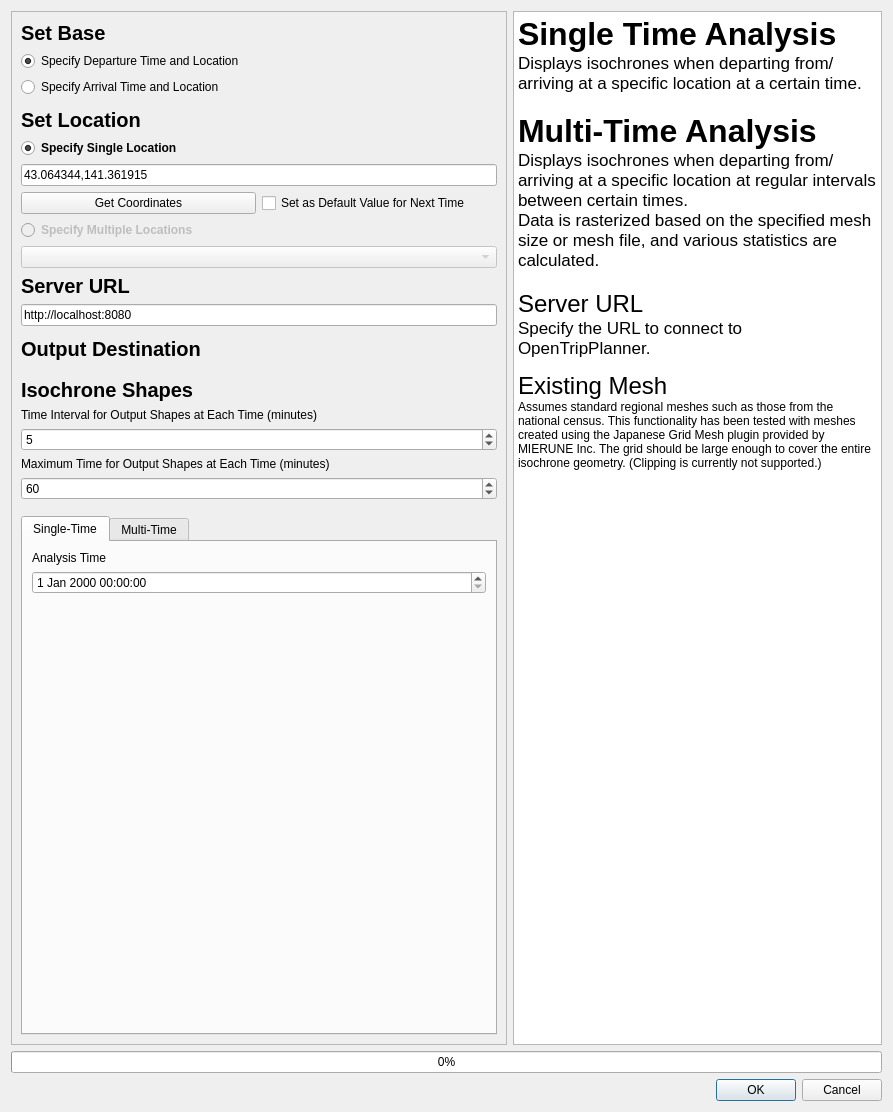
Above: isochrone.ui from geogra-geogra/qgis-otp-multi-isochrone-plugin before the change. Below: the same form after it.
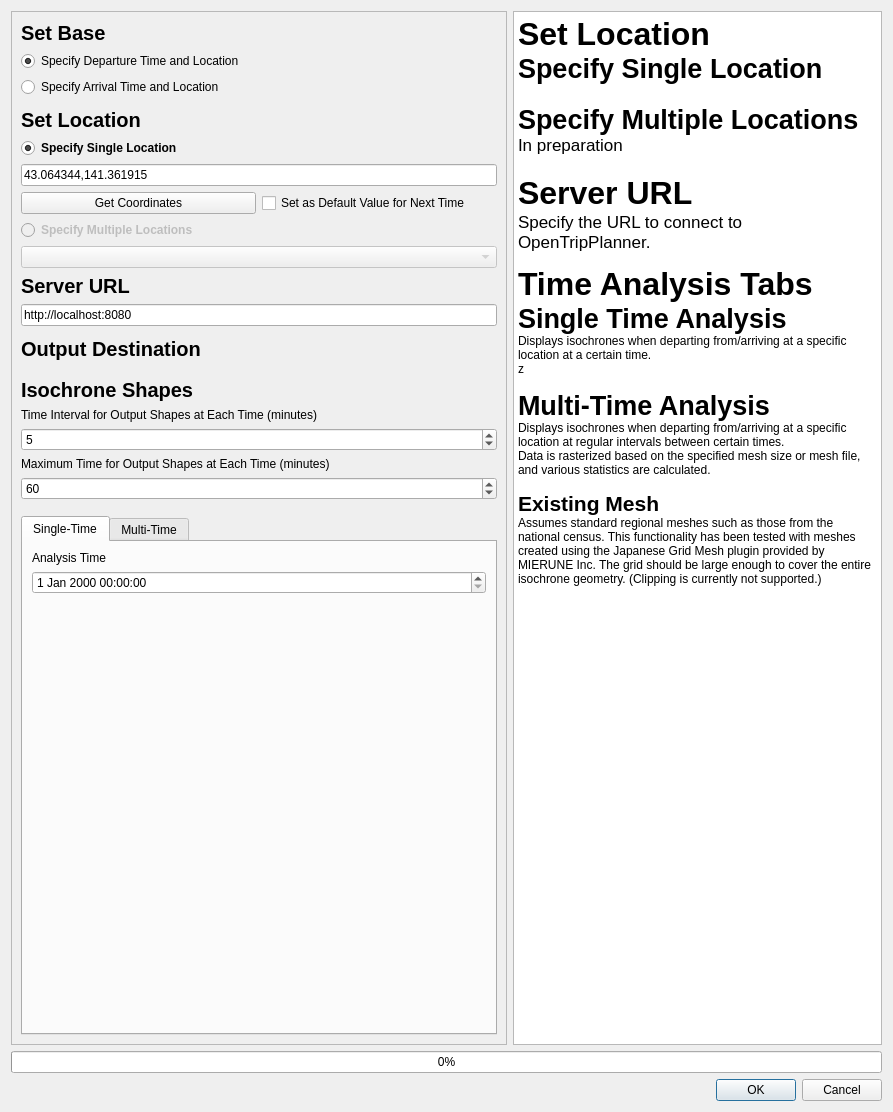
That is the form after the change. Custom widgets are drawn as their Qt base class.

Patch:
```diff
--- a/isochrone.ui
+++ b/isochrone.ui
@@ -690,17 +690,24 @@
 &lt;html&gt;&lt;head&gt;&lt;meta name="qrichtext" content="1" /&gt;&lt;style type="text/css"&gt;
 p, li { white-space: pre-wrap; }
 &lt;/style&gt;&lt;/head&gt;&lt;body style=" font-family:'.AppleSystemUIFont'; font-size:13pt; font-weight:400; font-style:normal;"&gt;
-&lt;p style=" margin-top:0px; margin-bottom:0px; margin-left:0px; margin-right:0px; -qt-block-indent:0; text-indent:0px;"&gt;&lt;span style=" font-size:24pt; font-weight:600;"&gt;Single Time Analysis&lt;/span&gt;&lt;/p&gt;
-&lt;p style=" margin-top:0px; margin-bottom:0px; margin-left:0px; margin-right:0px; -qt-block-indent:0; text-indent:0px;"&gt;Displays isochrones when departing from/arriving at a specific location at a certain time.&lt;/p&gt;
+&lt;p style=" margin-top:0px; margin-bottom:0px; margin-left:0px; margin-right:0px; -qt-block-indent:0; text-indent:0px;"&gt;&lt;span style=" font-size:24pt; font-weight:600;"&gt;Set Location&lt;/span&gt;&lt;/p&gt;
+&lt;p style=" margin-top:0px; margin-bottom:0px; margin-left:0px; margin-right:0px; -qt-block-indent:0; text-indent:0px;"&gt;&lt;span style=" font-size:20pt; font-weight:600;"&gt;Specify Single Location&lt;/span&gt;&lt;/p&gt;
 &lt;p style="-qt-paragraph-type:empty; margin-top:0px; margin-bottom:0px; margin-left:0px; margin-right:0px; -qt-block-indent:0; text-indent:0px;"&gt;&lt;br /&gt;&lt;/p&gt;
-&lt;p style=" margin-top:0px; margin-bottom:0px; margin-left:0px; margin-right:0px; -qt-block-indent:0; text-indent:0px;"&gt;&lt;span style=" font-size:24pt; font-weight:600;"&gt;Multi-Time Analysis&lt;/span&gt;&lt;/p&gt;
+&lt;p style=" margin-top:0px; margin-bottom:0px; margin-left:0px; margin-right:0px; -qt-block-indent:0; text-indent:0px;"&gt;&lt;span style=" font-size:20pt; font-weight:600;"&gt;Specify Multiple Locations&lt;/span&gt;&lt;/p&gt;
+&lt;p style=" margin-top:0px; margin-bottom:0px; margin-left:0px; margin-right:0px; -qt-block-indent:0; text-indent:0px;"&gt;In preparation&lt;/p&gt;
+&lt;p style="-qt-paragraph-type:empty; margin-top:0px; margin-bottom:0px; margin-left:0px; margin-right:0px; -qt-block-indent:0; text-indent:0px;"&gt;&lt;br /&gt;&lt;/p&gt;
+&lt;p style=" margin-top:0px; margin-bottom:0px; margin-left:0px; margin-right:0px; -qt-block-indent:0; text-indent:0px;"&gt;&lt;span style=" font-size:24pt; font-weight:600;"&gt;Server URL&lt;/span&gt;&lt;/p&gt;
+&lt;p style=" margin-top:0px; margin-bottom:0px; margin-left:0px; margin-right:0px; -qt-block-indent:0; text-indent:0px;"&gt;Specify the URL to connect to OpenTripPlanner.&lt;/p&gt;&lt;/body&gt;&lt;/html&gt;
+&lt;p style="-qt-paragraph-type:empty; margin-top:0px; margin-bottom:0px; margin-left:0px; margin-right:0px; -qt-block-indent:0; text-indent:0px;"&gt;&lt;br /&gt;&lt;/p&gt;
+&lt;p style=" margin-top:0px; margin-bottom:0px; margin-left:0px; margin-right:0px; -qt-block-indent:0; text-indent:0px;"&gt;&lt;span style=" font-size:24pt; font-weight:600;"&gt;Time Analysis Tabs&lt;/span&gt;&lt;/p&gt;
+&lt;p style=" margin-top:0px; margin-bottom:0px; margin-left:0px; margin-right:0px; -qt-block-indent:0; text-indent:0px;"&gt;&lt;span style=" font-size:20pt; font-weight:600;"&gt;Single Time Analysis&lt;/span&gt;&lt;/p&gt;
+&lt;p style=" margin-top:0px; margin-bottom:0px; margin-left:0px; margin-right:0px; -qt-block-indent:0; text-indent:0px;"&gt;Displays isochrones when departing from/arriving at a specific location at a certain time.&lt;/p&gt;z
+&lt;p style="-qt-paragraph-type:empty; margin-top:0px; margin-bottom:0px; margin-left:0px; margin-right:0px; -qt-block-indent:0; text-indent:0px;"&gt;&lt;br /&gt;&lt;/p&gt;
+&lt;p style=" margin-top:0px; margin-bottom:0px; margin-left:0px; margin-right:0px; -qt-block-indent:0; text-indent:0px;"&gt;&lt;span style=" font-size:20pt; font-weight:600;"&gt;Multi-Time Analysis&lt;/span&gt;&lt;/p&gt;
 &lt;p style=" margin-top:0px; margin-bottom:0px; margin-left:0px; margin-right:0px; -qt-block-indent:0; text-indent:0px;"&gt;Displays isochrones when departing from/arriving at a specific location at regular intervals between certain times.&lt;/p&gt;
 &lt;p style=" margin-top:0px; margin-bottom:0px; margin-left:0px; margin-right:0px; -qt-block-indent:0; text-indent:0px;"&gt;Data is rasterized based on the specified mesh size or mesh file, and various statistics are calculated.&lt;/p&gt;
 &lt;p style="-qt-paragraph-type:empty; margin-top:0px; margin-bottom:0px; margin-left:0px; margin-right:0px; -qt-block-indent:0; text-indent:0px;"&gt;&lt;br /&gt;&lt;/p&gt;
-&lt;p style=" margin-top:0px; margin-bottom:0px; margin-left:0px; margin-right:0px; -qt-block-indent:0; text-indent:0px;"&gt;&lt;span style=" font-size:18pt;"&gt;Server URL&lt;/span&gt;&lt;/p&gt;
-&lt;p style=" margin-top:0px; margin-bottom:0px; margin-left:0px; margin-right:0px; -qt-block-indent:0; text-indent:0px;"&gt;Specify the URL to connect to OpenTripPlanner.&lt;/p&gt;&lt;/body&gt;&lt;/html&gt;
-&lt;p style="-qt-paragraph-type:empty; margin-top:0px; margin-bottom:0px; margin-left:0px; margin-right:0px; -qt-block-indent:0; text-indent:0px;"&gt;&lt;br /&gt;&lt;/p&gt;
-&lt;p style=" margin-top:0px; margin-bottom:0px; margin-left:0px; margin-right:0px; -qt-block-indent:0; text-indent:0px;"&gt;&lt;span style=" font-size:18pt;"&gt;Existing Mesh&lt;/span&gt;&lt;/p&gt;
+&lt;p style=" margin-top:0px; margin-bottom:0px; margin-left:0px; margin-right:0px; -qt-block-indent:0; text-indent:0px;"&gt;&lt;span style=" font-size:16pt; font-weight:600;"&gt;Existing Mesh&lt;/span&gt;&lt;/p&gt;
 &lt;p style=" margin-top:0px; margin-bottom:0px; margin-left:0px; margin-right:0px; -qt-block-indent:0; text-indent:0px;"&gt;Assumes standard regional meshes such as those from the national census. This functionality has been tested with meshes created using the Japanese Grid Mesh plugin provided by MIERUNE Inc. The grid should be large enough to cover the entire isochrone geometry. (Clipping is currently not supported.)&lt;/p&gt;&lt;/body&gt;&lt;/html&gt;
 </string>
        </property>
```
